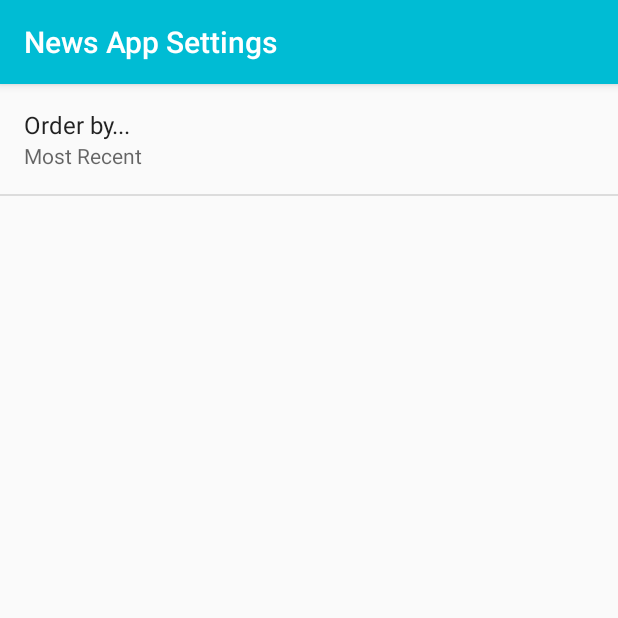
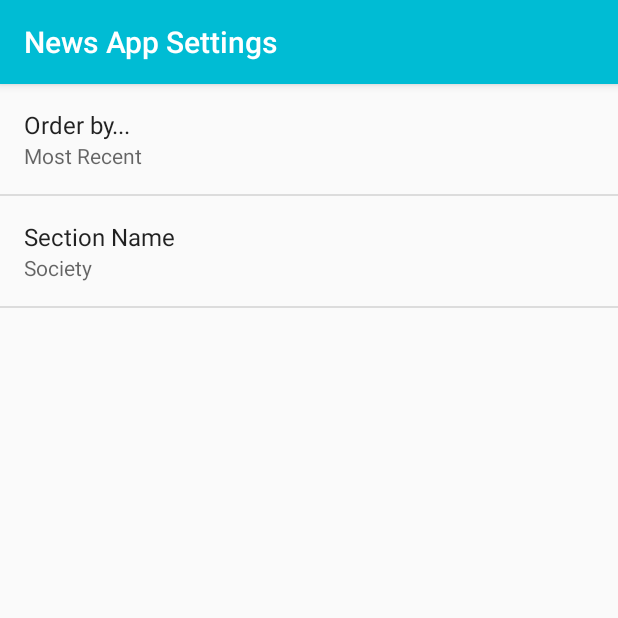
Before and after one commit to latkowska/NewsApp11, an Android app: the SettingsActivity screen opened directly, with no data from a screen before it, on a phone screen of 412 x 824 dp, the top half of it. Run offline under Robolectric (Android 15) with nearby library versions, the phone set to English and light mode, and no system bars.

Commit message:
ordry by and sectionName to improve

```diff
--- a/app/src/main/java/com/example/android/newsapp11/SettingsActivity.java
+++ b/app/src/main/java/com/example/android/newsapp11/SettingsActivity.java
@@ -26,6 +26,9 @@ public class SettingsActivity extends AppCompatActivity {
 
             Preference orderBy = findPreference(getString(R.string.settings_order_by_key));
             bindPreferenceSummaryToValue(orderBy);
+
+            Preference sectionName = findPreference(getString(R.string.settings_sectionName_key));
+            bindPreferenceSummaryToValue(sectionName);
         }
 
         @Override
--- a/app/src/main/res/values/strings.xml
+++ b/app/src/main/res/values/strings.xml
@@ -13,9 +13,14 @@
     <!-- Settings Activity Title -->
     <string name="settings_title">News App Settings</string>
 
+    <!-- Strings For Section Name Preference -->
+    <string name="settings_sectionName_label">Section Name</string>
+    <string name="settings_sectionName_key" translatable="false">sectionName</string>
+    <string name="settings_sectionName_default" translatable="false">Society</string>
+
     <!-- Strings For Order-By Preference -->
     <string name="settings_order_by_lable">Order by...</string>
-    <string name="settings_order_by_key" translatable="false">order-by</string>
+    <string name="settings_order_by_key" translatable="false">orderBy</string>
     <string name="settings_order_by_default" translatable="false">webPublicationDate</string>
 
     <!-- Label for order-by most recent option-->
--- a/app/src/main/res/xml/settings_main.xml
+++ b/app/src/main/res/xml/settings_main.xml
@@ -9,4 +9,11 @@
         android:key="@string/settings_order_by_key"
         android:title="@string/settings_order_by_lable" />
 
+    <EditTextPreference
+        android:defaultValue="@string/settings_sectionName_default"
+        android:inputType="text"
+        android:key="@string/settings_sectionName_key"
+        android:selectAllOnFocus="true"
+        android:title="@string/settings_sectionName_label" />
+
 </PreferenceScreen>
```
